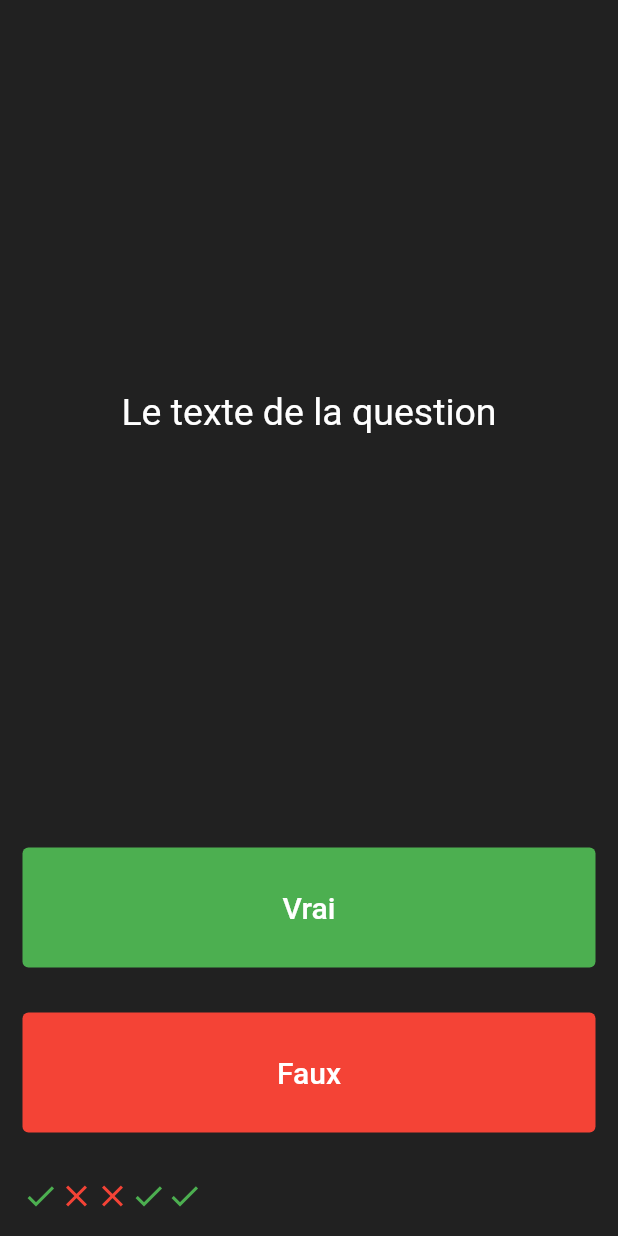
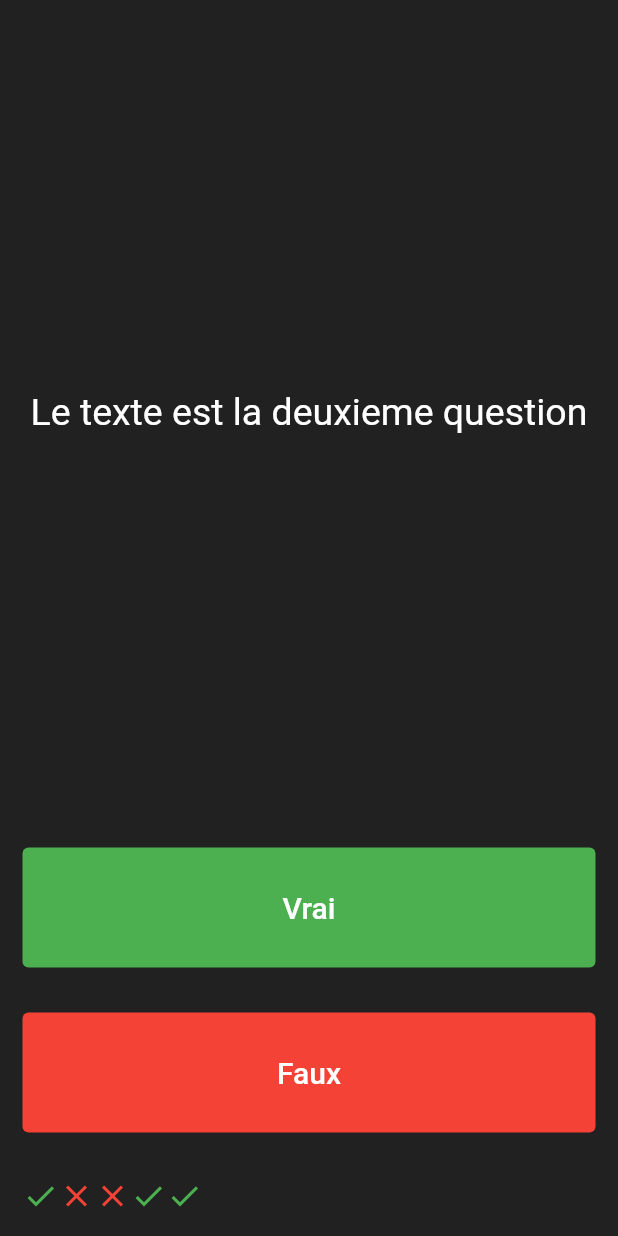
Before and after one commit to Binique/quizzer, a Flutter app: the screen it shows after launch, on a phone screen of 412 x 824 dp. Run offline on Flutter 3.47's test engine with Material 2 defaults, Android fonts, the phone set to English and light mode, and no system bars.

Commit message:
Les questions

```diff
--- a/lib/main.dart
+++ b/lib/main.dart
@@ -44,6 +44,14 @@ class _QuizzerState extends State<Quizzer> {
       color: Colors.green,
     ),
   ];
+  List<Text> listQuestions = [
+    Text('Le texte de la question',
+      style: TextStyle(color: Colors.white,fontSize: 25.0),textAlign: TextAlign.center,
+    ),
+    Text('Le texte est la deuxieme question',
+      style: TextStyle(color: Colors.white,fontSize: 25.0),textAlign: TextAlign.center,
+    ),
+  ];
 
   void changeIconCheck (){
     setState(() {
@@ -67,10 +75,8 @@ class _QuizzerState extends State<Quizzer> {
           Padding(
             padding: const EdgeInsets.all(10.0),
             child: Center(
-                child:
-                Text('Le texte de la question',
-                     style: TextStyle(color: Colors.white,fontSize: 25.0),textAlign: TextAlign.center,
-                ),
+                child: listQuestions[1],
+
             ),
           ),
         ),
```
